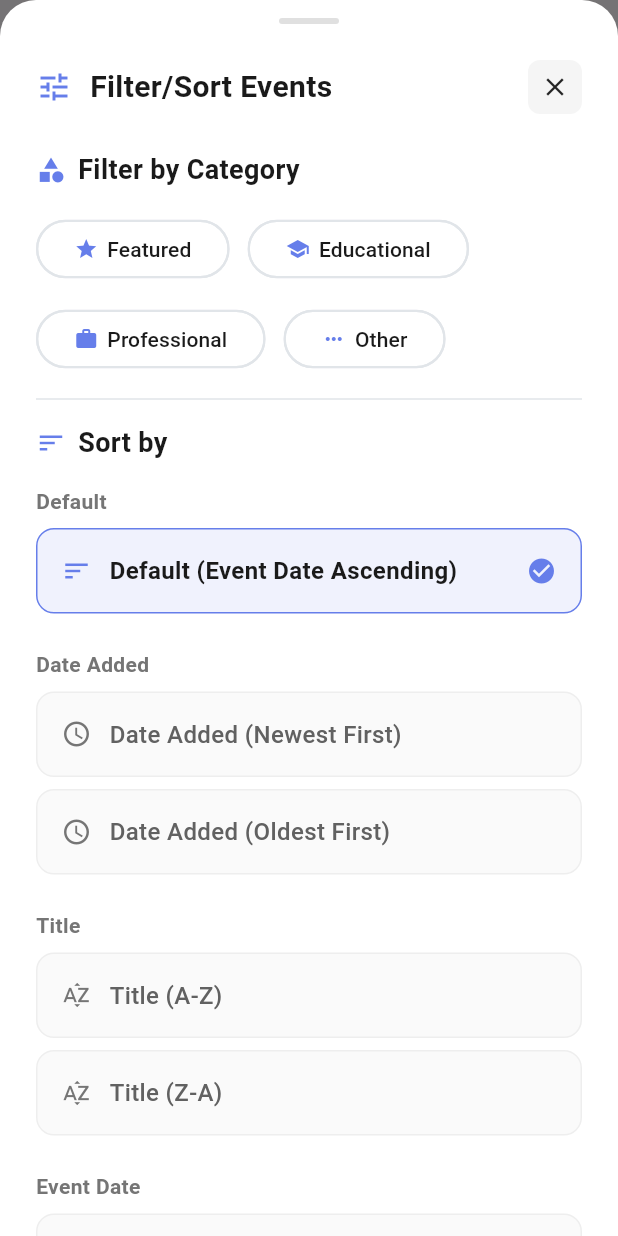
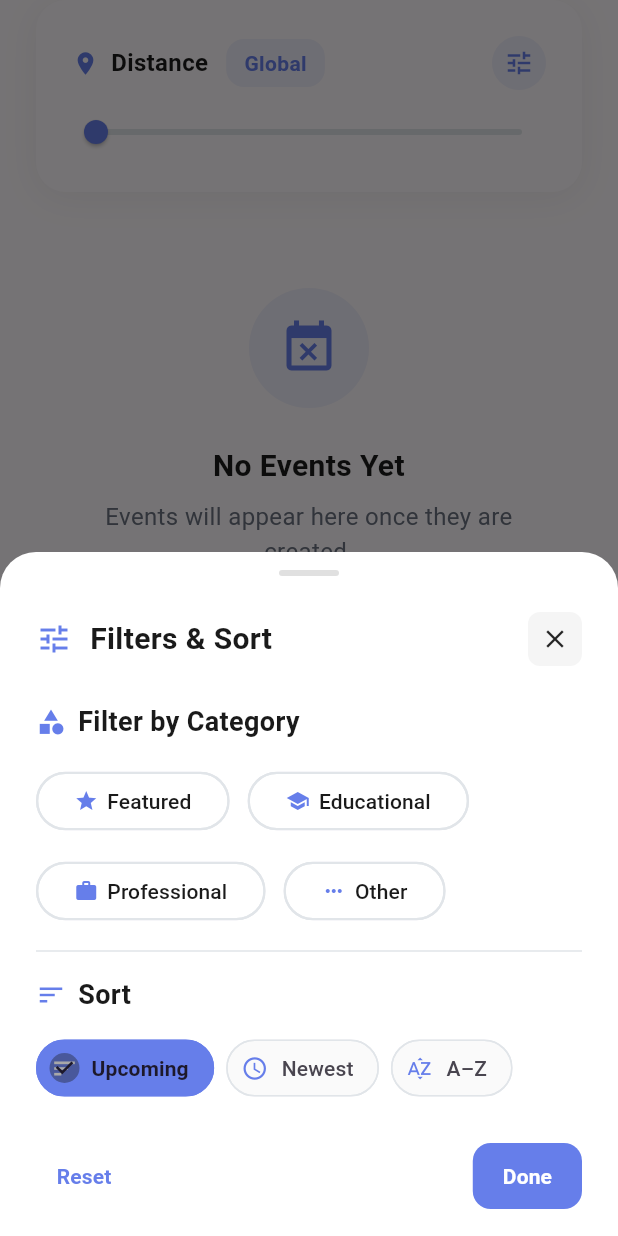
Before and after one commit to orgamiapps/orgamiappV1, a Flutter app: the HomeScreen screen opened directly, after a tap on the "tune" icon, on a phone screen of 412 x 824 dp. Run offline on Flutter 3.47's test engine with Material 3 defaults, Android fonts, the phone set to English and light mode, and no system bars; our stand-ins replace cached_network_image, carousel_slider, cloud_firestore, firebase_auth, firebase_core, firebase_messaging and 17 more; missing offline and left inert: mobile_scanner, qr_code_scanner_plus, syncfusion_flutter_xlsio; accounts and stored records are empty.

Commit message:
Refactor filter/sort modal UI with chips and simplified options
Co-authored-by: pareisinger0 <pareisinger0@gmail.com>

```diff
--- a/lib/screens/Home/home_screen.dart
+++ b/lib/screens/Home/home_screen.dart
@@ -2587,7 +2587,7 @@ class _FilterSortModalState extends State<_FilterSortModal> {
                 const Icon(Icons.tune, color: Color(0xFF667EEA), size: 24),
                 const SizedBox(width: 12),
                 const Text(
-                  'Filter/Sort Events',
+                  'Filters & Sort',
                   style: TextStyle(
                     fontSize: 20,
                     fontWeight: FontWeight.bold,
@@ -2629,6 +2629,53 @@ class _FilterSortModalState extends State<_FilterSortModal> {
                 _buildSortSection(),
                 const SizedBox(height: 24),
               ],
+            ),
+          ),
+          // Footer actions
+          SafeArea(
+            top: false,
+            child: Padding(
+              padding: const EdgeInsets.fromLTRB(24, 0, 24, 16),
+              child: Row(
+                children: [
+                  TextButton(
+                    onPressed: () {
+                      _updateCategories([]);
+                      _updateSortOption(SortOption.none);
+                    },
+                    child: const Text(
+                      'Reset',
+                      style: TextStyle(
+                        fontFamily: 'Roboto',
+                        fontWeight: FontWeight.w600,
+                      ),
+                    ),
+                  ),
+                  const Spacer(),
+                  ElevatedButton(
+                    style: ElevatedButton.styleFrom(
+                      backgroundColor: const Color(0xFF667EEA),
+                      foregroundColor: Colors.white,
+                      shape: RoundedRectangleBorder(
+                        borderRadius: BorderRadius.circular(12),
+                      ),
+                      padding: const EdgeInsets.symmetric(
+                        horizontal: 20,
+                        vertical: 12,
+                      ),
+                      elevation: 0,
+                    ),
+                    onPressed: () => Navigator.pop(context),
+                    child: const Text(
+                      'Done',
+                      style: TextStyle(
+                        fontFamily: 'Roboto',
+                        fontWeight: FontWeight.w600,
+                      ),
+                    ),
+                  ),
+                ],
+              ),
             ),
           ),
         ],
@@ -2792,6 +2839,12 @@ class _FilterSortModalState extends State<_FilterSortModal> {
 
   // Build sort section
   Widget _buildSortSection() {
+    final options = [
+      SortOption.none, // Upcoming
+      SortOption.dateAddedDesc, // Newest
+      SortOption.titleAsc, // A–Z
+    ];
+
     return Column(
       crossAxisAlignment: CrossAxisAlignment.start,
       children: [
@@ -2800,7 +2853,7 @@ class _FilterSortModalState extends State<_FilterSortModal> {
             Icon(Icons.sort, color: const Color(0xFF667EEA), size: 20),
             const SizedBox(width: 8),
             const Text(
-              'Sort by',
+              'Sort',
               style: TextStyle(
                 color: Color(0xFF1A1A1A),
                 fontWeight: FontWeight.w600,
@@ -2810,27 +2863,41 @@ class _FilterSortModalState extends State<_FilterSortModal> {
             ),
           ],
         ),
-        const SizedBox(height: 16),
-        // Default (Event Date Ascending)
-        _buildSortOptionGroup('Default', [SortOption.none]),
-        const SizedBox(height: 16),
-        // Date Added section
-        _buildSortOptionGroup('Date Added', [
-          SortOption.dateAddedDesc,
-          SortOption.dateAddedAsc,
-        ]),
-        const SizedBox(height: 16),
-        // Title section
-        _buildSortOptionGroup('Title', [
-          SortOption.titleAsc,
-          SortOption.titleDesc,
-        ]),
-        const SizedBox(height: 16),
-        // Event Date section
-        _buildSortOptionGroup('Event Date', [
-          SortOption.eventDateDesc,
-          SortOption.eventDateAsc,
-        ]),
+        const SizedBox(height: 12),
+        Wrap(
+          spacing: 8,
+          runSpacing: 8,
+          children: options.map((o) {
+            final isSelected = _currentSortOption == o;
+            return ChoiceChip(
+              selected: isSelected,
+              onSelected: (_) => _updateSortOption(o),
+              label: Text(
+                _getSortOptionText(o),
+                style: TextStyle(
+                  fontFamily: 'Roboto',
+                  fontWeight: isSelected ? FontWeight.w700 : FontWeight.w500,
+                ),
+              ),
+              avatar: Icon(
+                _getSortOptionIcon(o),
+                size: 18,
+                color: isSelected ? Colors.white : const Color(0xFF667EEA),
+              ),
+              labelPadding: const EdgeInsets.symmetric(horizontal: 8),
+              selectedColor: const Color(0xFF667EEA),
+              backgroundColor: Colors.grey[50],
+              shape: RoundedRectangleBorder(
+                borderRadius: BorderRadius.circular(20),
+                side: BorderSide(
+                  color: isSelected
+                      ? const Color(0xFF667EEA)
+                      : const Color(0xFFE1E5E9),
+                ),
+              ),
+            );
+          }).toList(),
+        ),
       ],
     );
   }
@@ -2932,17 +2999,17 @@ class _FilterSortModalState extends State<_FilterSortModal> {
   String _getSortOptionText(SortOption option) {
     switch (option) {
       case SortOption.none:
-        return 'Default (Event Date Ascending)';
+        return 'Upcoming';
       case SortOption.dateAddedAsc:
         return 'Date Added (Oldest First)';
       case SortOption.dateAddedDesc:
-        return 'Date Added (Newest First)';
+        return 'Newest';
       case SortOption.titleAsc:
-        return 'Title (A-Z)';
+        return 'A–Z';
       case SortOption.titleDesc:
         return 'Title (Z-A)';
       case SortOption.eventDateAsc:
-        return 'Event Date (Earliest First)';
+        return 'Upcoming';
       case SortOption.eventDateDesc:
         return 'Event Date (Latest First)';
     }
```
